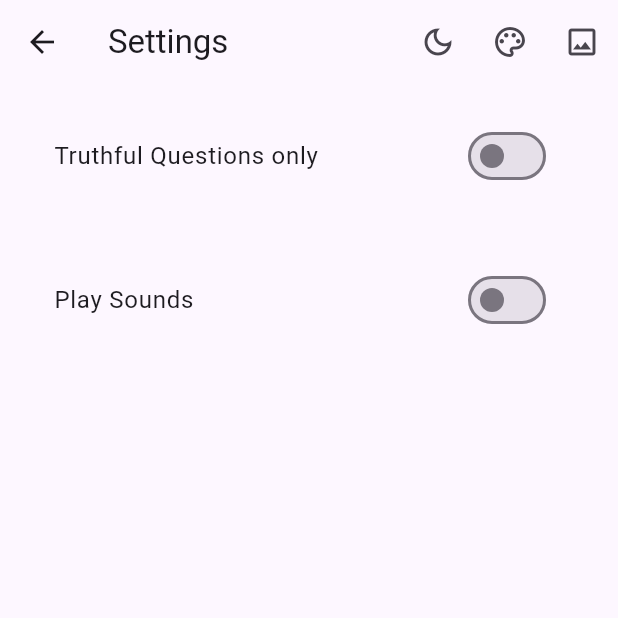
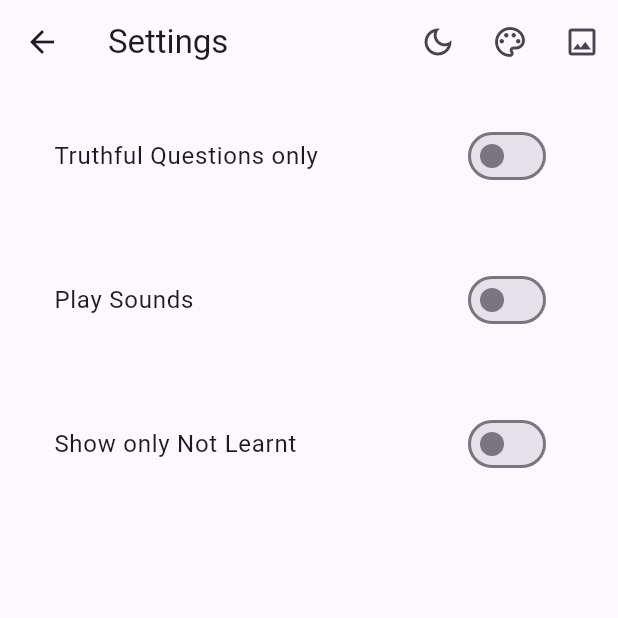
Before and after one commit to namdegnah5352/china_theory_test, a Flutter app: the Settings screen opened directly, on a phone screen of 412 x 824 dp, the top half of it. Run offline on Flutter 3.47's test engine with Material 2 defaults, Android fonts, the phone set to English and light mode, and no system bars; our stand-ins replace audioplayers, photo_view, shared_preferences; accounts and stored records are empty.

Commit message:
added option in settings to only show notLearnt so all staged and learnt don't show, so all that are left are the list to learn, good improvement

```diff
--- a/lib/config/constants.dart
+++ b/lib/config/constants.dart
@@ -10,6 +10,8 @@ class AppConstants {
   static const notLearnt = 'NotLearnt';
   static const stashed = 'Stashed';
   static const learnt = 'Learnt';
+  static const notLeartSettingsKey = 'notLeartSettingsKey';
+  static const notLearntSettingDefault = false;
   //truth
   static const truthSettingsKey = 'truthSettingsKey';
   static const truthSettings = false;
--- a/lib/config/navigation/global_nav.dart
+++ b/lib/config/navigation/global_nav.dart
@@ -39,4 +39,7 @@ void setUpShared(SharedPreferences sharedPreferences) {
   if (specialSettings == null) sharedPreferences.setString(AppConstants.specialKey, AppConstants.specialStart);
   String? notLearntSettings = sharedPreferences.getString(AppConstants.notLearntKey);
   if (notLearntSettings == null) sharedPreferences.setString(AppConstants.notLearntKey, AppConstants.notLearntStart);
+  bool? notLearntSettingsOption = sharedPreferences.getBool(AppConstants.notLeartSettingsKey);
+  if (notLearntSettingsOption == null)
+    sharedPreferences.setBool(AppConstants.notLeartSettingsKey, AppConstants.notLearntSettingDefault);
 }
--- a/lib/screens/settings.dart
+++ b/lib/screens/settings.dart
@@ -22,10 +22,12 @@ class _SettingsState extends State<Settings> {
 
   bool showMediumSizeLayout = false;
   bool showLargeSizeLayout = false;
+  bool notLearntShowOnly = false;
   @override
   void initState() {
     truthSettings = GlobalNav.instance.sharedPreferences!.getBool(AppConstants.truthSettingsKey)!;
     soundSettings = GlobalNav.instance.sharedPreferences!.getBool(AppConstants.soundsKey)!;
+    notLearntShowOnly = GlobalNav.instance.sharedPreferences!.getBool(AppConstants.notLeartSettingsKey)!;
     super.initState();
   }
 
@@ -58,6 +60,17 @@ class _SettingsState extends State<Settings> {
                 setState(() {
                   GlobalNav.instance.sharedPreferences!.setBool(AppConstants.soundsKey, value);
                   soundSettings = value;
+                });
+              },
+            ),
+            const SizedBox(height: 40),
+            SwitchListTile(
+              title: const Text('Show only Not Learnt'),
+              value: notLearntShowOnly,
+              onChanged: (value) {
+                setState(() {
+                  GlobalNav.instance.sharedPreferences!.setBool(AppConstants.notLeartSettingsKey, value);
+                  notLearntShowOnly = value;
                 });
               },
             ),
```
Also changed, not shown: lib/screens/sub_section_questions.dart (+11 -4 lines).
